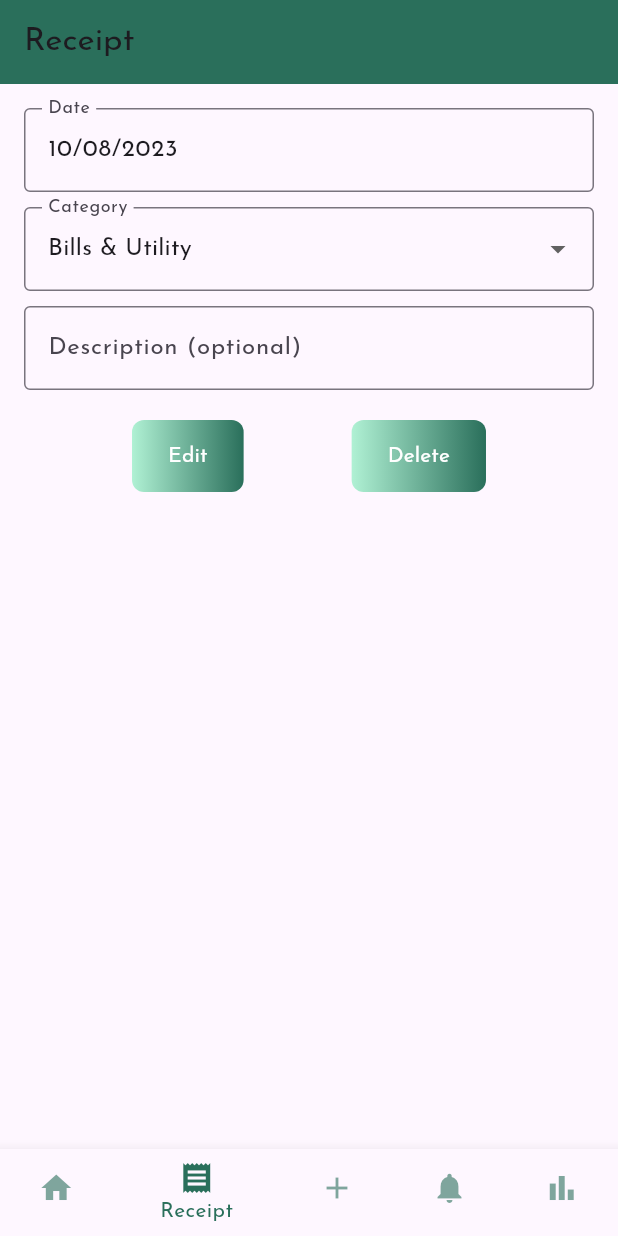
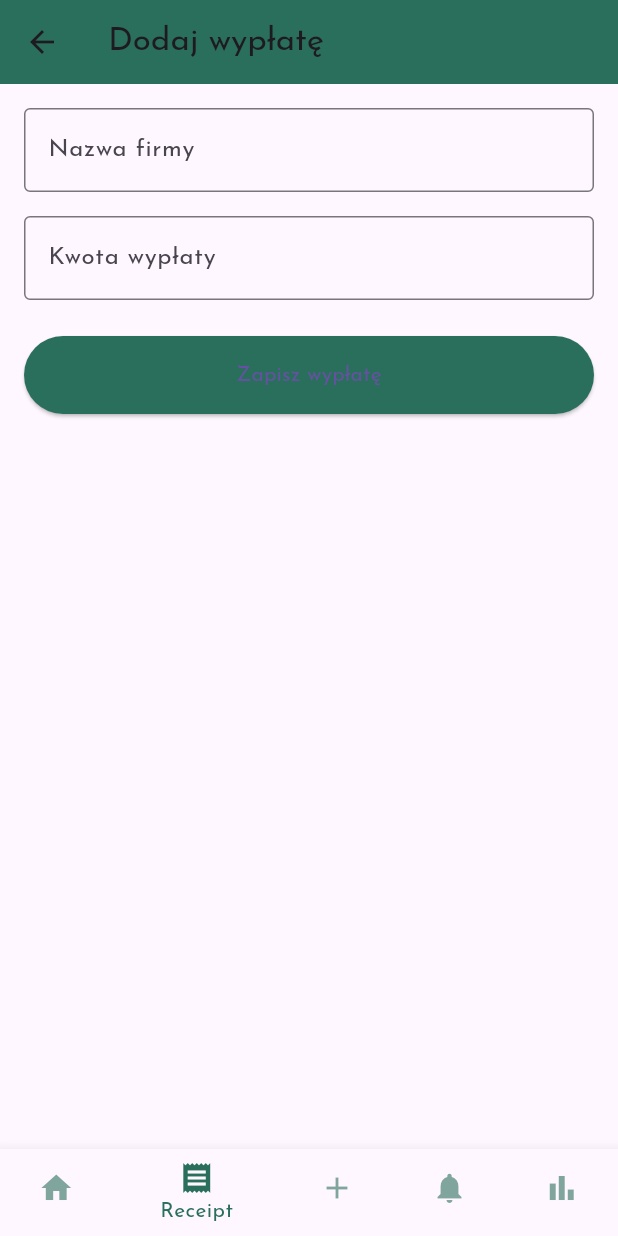
Before and after one commit to newbadstyle/finanse, a Flutter app: the BalancePage screen opened directly, item 2 of the bottom bar chosen, on a phone screen of 412 x 824 dp. Run offline on Flutter 3.47's test engine with Material 3 defaults, Android fonts, the light colour scheme and no system bars; our stand-ins replace firebase_auth, firebase_core, firebase_database, lottie; accounts and stored records are empty.

Commit message:
feat: Add salary management with database integration and UI updates for receipt handling

```diff
--- /dev/null
+++ b/lib/app/database_service.dart
@@ -0,0 +1,13 @@
+import 'package:firebase_database/firebase_database.dart';
+
+class DatabaseService {
+  final FirebaseDatabase _firebaseDatabase = FirebaseDatabase.instance;
+
+  Future<void> zapiszWyplate({
+    required String path,
+    required Map<String, dynamic> data,
+  }) async {
+    final DatabaseReference ref = _firebaseDatabase.ref().child(path);
+    await ref.set(data);
+  }
+}
--- a/lib/balance_page.dart
+++ b/lib/balance_page.dart
@@ -1,5 +1,6 @@
 import 'package:finanse/app/auth_service.dart';
 import 'package:flutter/material.dart';
+import 'package:intl/intl.dart';
 import 'add_expense_page.dart';
 import 'reminder_page.dart';
 import 'shopping_page.dart';
@@ -20,6 +21,14 @@ class Expense {
   });
 }
 
+class Salary {
+  final String company;
+  final double amount;
+  final String date;
+
+  Salary({required this.company, required this.amount, required this.date});
+}
+
 class BalancePage extends StatefulWidget {
   const BalancePage({super.key});
 
@@ -30,10 +39,14 @@ class BalancePage extends StatefulWidget {
 class _BalancePageState extends State<BalancePage> {
   int _selectedIndex = 0;
   List<Expense> expenses = [];
+  List<Salary> salaries = [];
   final GlobalKey<NavigatorState> _navigatorKey = GlobalKey<NavigatorState>();
 
-  double get totalBalance =>
-      expenses.fold(0.0, (sum, expense) => sum + expense.amount);
+  double get totalBalance {
+    final totalExpenses = expenses.fold(0.0, (sum, e) => sum - e.amount);
+    final totalSalaries = salaries.fold(0.0, (sum, s) => sum + s.amount);
+    return totalExpenses + totalSalaries;
+  }
 
   Future<void> _signOut(BuildContext context) async {
     await authService.value.signOut();
@@ -49,17 +62,24 @@ class _BalancePageState extends State<BalancePage> {
     setState(() {
       _selectedIndex = index;
     });
-    _navigatorKey.currentState?.pushReplacement(
+
+    _navigatorKey.currentState?.push(
       MaterialPageRoute(builder: (context) => _getSelectedPage()),
     );
+  }
+
+  void _addSalary(Salary salary) {
+    setState(() {
+      salaries.add(salary);
+    });
   }
 
   Widget _getSelectedPage() {
     final content = {
       0: Padding(
-        padding: const EdgeInsets.all(30.0),
+        padding: const EdgeInsets.all(16.0),
         child: Column(
-          crossAxisAlignment: CrossAxisAlignment.center,
+          crossAxisAlignment: CrossAxisAlignment.start,
           children: [
             Text(
               '€${totalBalance.toStringAsFixed(2)}',
@@ -70,32 +90,49 @@ class _BalancePageState extends State<BalancePage> {
                 color: Color(0xFF2A6F5B),
               ),
             ),
-            const SizedBox(height: 30),
-            Row(
-              mainAxisAlignment: MainAxisAlignment.center,
-              children: [
-                Text('Monthly Expenses', style: TextStyle(color: Colors.black)),
-              ],
-            ),
-
             const SizedBox(height: 20),
+            const Text('Historia:'),
+            const SizedBox(height: 10),
             Expanded(
-              child: ListView.builder(
-                itemCount: expenses.length,
-                itemBuilder: (context, index) {
-                  final expense = expenses[index];
-                  return ListTile(
-                    leading: const Icon(Icons.circle),
-                    title: Text(expense.category),
-                    trailing: Text('₹${expense.amount.toStringAsFixed(2)}'),
-                  );
-                },
+              child: ListView(
+                children: [
+                  ...salaries.map(
+                    (salary) => ListTile(
+                      leading: const Icon(
+                        Icons.arrow_downward,
+                        color: Colors.green,
+                      ),
+                      title: Text('Wypłata: ${salary.company}'),
+                      subtitle: Text(
+                        DateFormat.yMd().format(DateTime.parse(salary.date)),
+                      ),
+                      trailing: Text(
+                        '+€${salary.amount.toStringAsFixed(2)}',
+                        style: const TextStyle(color: Colors.green),
+                      ),
+                    ),
+                  ),
+                  ...expenses.map(
+                    (expense) => ListTile(
+                      leading: const Icon(
+                        Icons.arrow_upward,
+                        color: Colors.red,
+                      ),
+                      title: Text(expense.category),
+                      subtitle: Text(expense.date),
+                      trailing: Text(
+                        '-€${expense.amount.toStringAsFixed(2)}',
+                        style: const TextStyle(color: Colors.red),
+                      ),
+                    ),
+                  ),
+                ],
               ),
             ),
           ],
         ),
       ),
-      1: const ReceiptPage(),
+      1: ReceiptPage(onAddSalary: _addSalary),
       2: AddExpensePage(
         onSave: (expense) {
           setState(() {
@@ -107,7 +144,7 @@ class _BalancePageState extends State<BalancePage> {
       4: const ShoppingPage(),
     };
 
-    return content[_selectedIndex] ?? content[0]!;
+    return content[_selectedIndex]!;
   }
 
   @override
@@ -126,7 +163,8 @@ class _BalancePageState extends State<BalancePage> {
             _selectedIndex == 0
                 ? AppBar(
                   automaticallyImplyLeading: false,
-                  title: const Text('Home'),
+                  centerTitle: true,
+                  title: const Text('Stan Konta'),
                   backgroundColor: const Color(0xFF2A6F5B),
                   actions: [
                     IconButton(
--- a/lib/receipt_page.dart
+++ b/lib/receipt_page.dart
@@ -1,36 +1,49 @@
 import 'package:flutter/material.dart';
+import 'balance_page.dart';
 
 class ReceiptPage extends StatefulWidget {
-  const ReceiptPage({super.key});
+  final Function(Salary) onAddSalary;
+
+  const ReceiptPage({super.key, required this.onAddSalary});
 
   @override
-  _ReceiptPageState createState() => _ReceiptPageState();
+  State<ReceiptPage> createState() => _ReceiptPageState();
 }
 
 class _ReceiptPageState extends State<ReceiptPage> {
-  final _dateController = TextEditingController(text: '10/08/2023');
-  final _descriptionController = TextEditingController();
-  String? _selectedCategory = 'Bills & Utility';
+  final TextEditingController _amountController = TextEditingController();
+  final TextEditingController _companyController = TextEditingController();
 
-  final List<String> categories = [
-    'Shopping',
-    'Bills & Utility',
-    'Education',
-    'Food',
-  ];
+  void _submitSalary() {
+    final amount = double.tryParse(_amountController.text);
+    final company = _companyController.text.trim();
+    final date = DateTime.now().toIso8601String();
 
-  @override
-  void dispose() {
-    _dateController.dispose();
-    _descriptionController.dispose();
-    super.dispose();
+    if (amount != null && company.isNotEmpty) {
+      final salary = Salary(company: company, amount: amount, date: date);
+      widget.onAddSalary(salary);
+
+      ScaffoldMessenger.of(
+        context,
+      ).showSnackBar(const SnackBar(content: Text('Wypłata zapisana')));
+
+      Future.delayed(const Duration(seconds: 1), () {
+        if (Navigator.canPop(context)) {
+          Navigator.pop(context);
+        }
+      });
+    } else {
+      ScaffoldMessenger.of(context).showSnackBar(
+        const SnackBar(content: Text('Uzupełnij poprawnie wszystkie pola')),
+      );
+    }
   }
 
   @override
   Widget build(BuildContext context) {
     return Scaffold(
       appBar: AppBar(
-        title: const Text('Receipt'),
+        title: const Text("Dodaj wypłatę"),
         backgroundColor: const Color(0xFF2A6F5B),
       ),
       body: Padding(
@@ -38,94 +51,32 @@ class _ReceiptPageState extends State<ReceiptPage> {
         child: Column(
           children: [
             TextField(
-              controller: _dateController,
+              controller: _companyController,
               decoration: const InputDecoration(
-                labelText: 'Date',
+                labelText: 'Nazwa firmy',
                 border: OutlineInputBorder(),
               ),
             ),
-            const SizedBox(height: 10),
-            DropdownButtonFormField<String>(
+            const SizedBox(height: 16),
+            TextField(
+              controller: _amountController,
+              keyboardType: TextInputType.numberWithOptions(decimal: true),
               decoration: const InputDecoration(
-                labelText: 'Category',
-                border: OutlineInputBorder(),
-              ),
-              value: _selectedCategory,
-              items:
-                  categories.map((String value) {
-                    return DropdownMenuItem<String>(
-                      value: value,
-                      child: Text(value),
-                    );
-                  }).toList(),
-              onChanged: (value) {
-                setState(() {
-                  _selectedCategory = value;
-                });
-              },
-            ),
-            const SizedBox(height: 10),
-            TextField(
-              controller: _descriptionController,
-              decoration: const InputDecoration(
-                labelText: 'Description (optional)',
+                labelText: 'Kwota wypłaty',
                 border: OutlineInputBorder(),
               ),
             ),
-            const SizedBox(height: 20),
-            Row(
-              mainAxisAlignment: MainAxisAlignment.spaceEvenly,
-              children: [
-                Container(
-                  decoration: const BoxDecoration(
-                    gradient: LinearGradient(
-                      colors: [Color(0xFFB0F1D4), Color(0xFF2A6F5B)],
-                    ),
-                    borderRadius: BorderRadius.all(Radius.circular(8)),
-                  ),
-                  child: FilledButton(
-                    style: FilledButton.styleFrom(
-                      backgroundColor: Colors.transparent,
-                      foregroundColor: Colors.white,
-                      shape: const RoundedRectangleBorder(
-                        borderRadius: BorderRadius.all(Radius.circular(8)),
-                      ),
-                    ),
-                    onPressed: () {
-                      setState(() {
-                        _descriptionController.clear();
-                        _selectedCategory = categories[0];
-                      });
-                    },
-                    child: const Text('Edit'),
-                  ),
+            const SizedBox(height: 24),
+            SizedBox(
+              width: double.infinity,
+              child: ElevatedButton(
+                onPressed: _submitSalary,
+                style: ElevatedButton.styleFrom(
+                  backgroundColor: const Color(0xFF2A6F5B),
+                  padding: const EdgeInsets.symmetric(vertical: 16),
                 ),
-                Container(
-                  decoration: const BoxDecoration(
-                    gradient: LinearGradient(
-                      colors: [Color(0xFFB0F1D4), Color(0xFF2A6F5B)],
-                    ),
-                    borderRadius: BorderRadius.all(Radius.circular(8)),
-                  ),
-                  child: FilledButton(
-                    style: FilledButton.styleFrom(
-                      backgroundColor: Colors.transparent,
-                      foregroundColor: Colors.white,
-                      shape: const RoundedRectangleBorder(
-                        borderRadius: BorderRadius.all(Radius.circular(8)),
-                      ),
-                    ),
-                    onPressed: () {
-                      _dateController.clear();
-                      _descriptionController.clear();
-                      setState(() {
-                        _selectedCategory = null;
-                      });
-                    },
-                    child: const Text('Delete'),
-                  ),
-                ),
-              ],
+                child: const Text('Zapisz wypłatę'),
+              ),
             ),
           ],
         ),
--- a/pubspec.yaml
+++ b/pubspec.yaml
@@ -38,6 +38,8 @@ dependencies:
   firebase_core: ^3.13.1
   firebaseapis: ^0.2.0
   firebase_auth: ^5.5.4
+  intl: ^0.20.2
+  firebase_database: ^11.3.6
 
 dev_dependencies:
   flutter_test:
```
Also changed, not shown: pubspec.lock, 1 other file.
